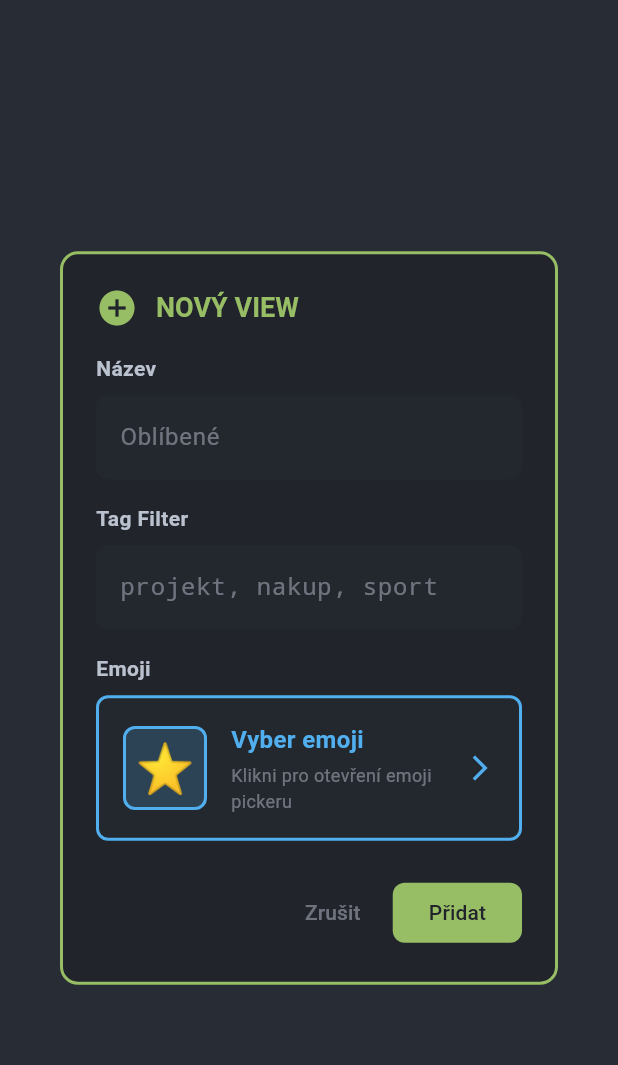
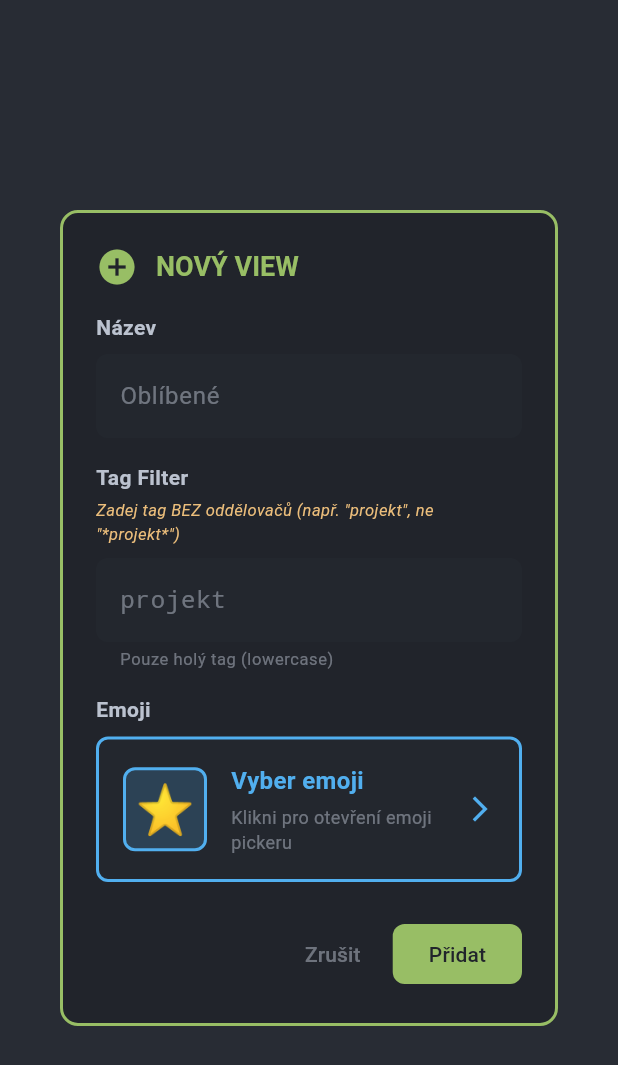
Before and after one commit to mastnacek/laidak, a Flutter app: the _CustomViewDialog widget shown alone on an empty page, opened directly with empty values, on a phone screen of 412 x 824 dp. Shown: the top 1065 px of the screen. Run offline on Flutter 3.47's test engine with Material 3 defaults, Android fonts, the phone set to English and light mode, and no system bars; our stand-ins replace emoji_picker_flutter, equatable, flutter_bloc, flutter_colorpicker, just_audio, logger and 3 more; accounts and stored records are empty.

Commit message:
📝 docs: Custom Agenda Views - přidán hint pro tag filter (BEZ oddělovačů)

```diff
--- a/lib/pages/settings_page.dart
+++ b/lib/pages/settings_page.dart
@@ -2124,6 +2124,15 @@ class _CustomViewDialogState extends State<_CustomViewDialog> {
                 fontWeight: FontWeight.bold,
               ),
             ),
+            const SizedBox(height: 4),
+            Text(
+              'Zadej tag BEZ oddělovačů (např. "projekt", ne "*projekt*")',
+              style: TextStyle(
+                color: theme.appColors.yellow,
+                fontSize: 11,
+                fontStyle: FontStyle.italic,
+              ),
+            ),
             const SizedBox(height: 8),
             TextField(
               controller: _tagController,
@@ -2132,8 +2141,13 @@ class _CustomViewDialogState extends State<_CustomViewDialog> {
                 fontFamily: 'monospace',
               ),
               decoration: InputDecoration(
-                hintText: 'projekt, nakup, sport',
+                hintText: 'projekt',
                 hintStyle: TextStyle(color: theme.appColors.base5),
+                helperText: 'Pouze holý tag (lowercase)',
+                helperStyle: TextStyle(
+                  color: theme.appColors.base5,
+                  fontSize: 11,
+                ),
                 filled: true,
                 fillColor: theme.appColors.base2,
                 border: OutlineInputBorder(
```
